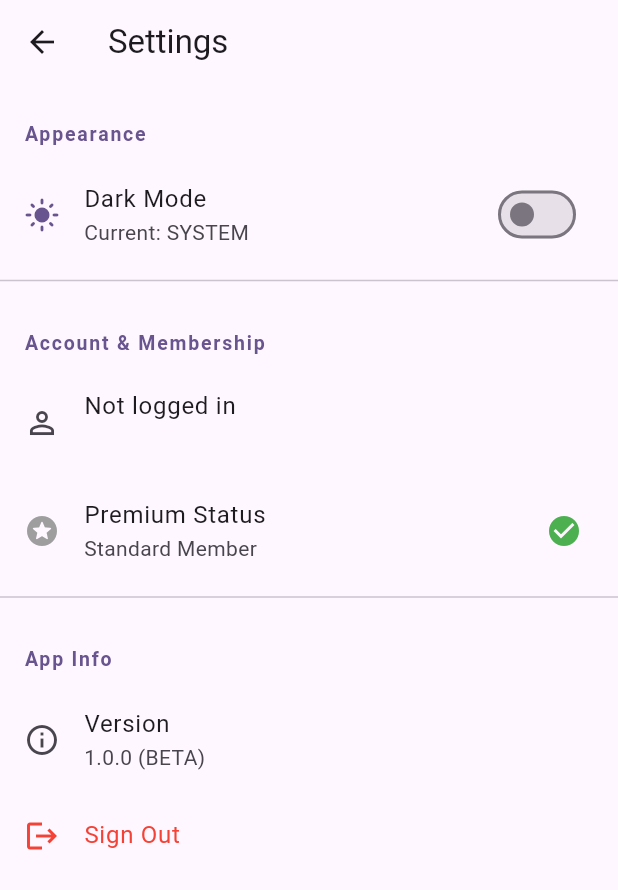
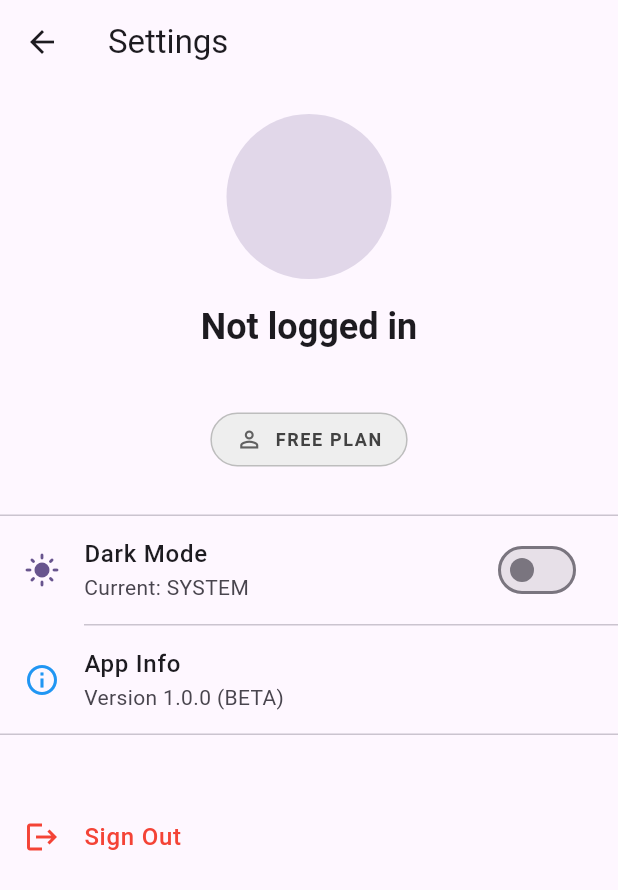
Before and after one commit to ted-devs/decentralized-library, a Flutter app: the SettingsScreen screen opened directly, on a phone screen of 412 x 824 dp. Shown: the top 890 px of the screen. Run offline on Flutter 3.47's test engine with Material 3 defaults, Android fonts, the phone set to English and light mode, and no system bars; our stand-ins replace cached_network_image, cloud_firestore, firebase_auth, firebase_core, flutter_riverpod, flutter_slidable and 4 more; accounts and stored records are empty; generated files the repository leaves out were written again.

Commit message:
fix: settings page update.

```diff
--- a/lib/src/features/settings/presentation/settings_screen.dart
+++ b/lib/src/features/settings/presentation/settings_screen.dart
@@ -13,53 +13,125 @@ class SettingsScreen extends ConsumerWidget {
     final theme = Theme.of(context);
 
     return Scaffold(
-      appBar: AppBar(title: const Text('Settings')),
-      body: ListView(
+      appBar: AppBar(
+        title: const Text('Settings'),
+        elevation: 0,
+        backgroundColor: Colors.transparent,
+      ),
+      body: SingleChildScrollView(
+        child: Column(
           children: [
-          const _SectionHeader(title: 'Appearance'),
-          ListTile(
+            const SizedBox(height: 20),
+            // Centered Profile Header
+            Center(
+              child: Column(
+                children: [
+                  CircleAvatar(
+                    radius: 55,
+                    backgroundColor: theme.colorScheme.primary.withAlpha(50),
+                    backgroundImage: appUser?.photoUrl.isNotEmpty == true
+                        ? NetworkImage(appUser!.photoUrl)
+                        : null,
+                    child: appUser?.photoUrl.isEmpty == true
+                        ? Icon(Icons.person, size: 55, color: theme.colorScheme.primary)
+                        : null,
+                  ),
+                  const SizedBox(height: 16),
+                  Text(
+                    appUser?.displayName ?? 'Not logged in',
+                    style: theme.textTheme.headlineSmall?.copyWith(fontWeight: FontWeight.bold),
+                  ),
+                  const SizedBox(height: 4),
+                  Text(
+                    appUser?.email ?? '',
+                    style: theme.textTheme.bodyMedium?.copyWith(color: Colors.grey[600]),
+                  ),
+                  if (appUser?.city.isNotEmpty == true) ...[
+                    const SizedBox(height: 4),
+                    Text(
+                      '${appUser!.city}, ${appUser.country}',
+                      style: theme.textTheme.bodySmall?.copyWith(
+                        color: theme.colorScheme.primary.withAlpha(180),
+                        letterSpacing: 0.5,
+                      ),
+                    ),
+                  ],
+                  const SizedBox(height: 16),
+                  // Membership Badge
+                  GestureDetector(
+                    onTap: () {
+                      if (appUser?.isPro == true) {
+                        _showCancelProDialog(context, ref);
+                      } else {
+                        _showGoProDialog(context, ref);
+                      }
+                    },
+                    child: Container(
+                      padding: const EdgeInsets.symmetric(horizontal: 16, vertical: 8),
+                      decoration: BoxDecoration(
+                        color: appUser?.isPro == true ? Colors.amber[100] : Colors.grey[200],
+                        borderRadius: BorderRadius.circular(20),
+                        border: Border.all(
+                          color: appUser?.isPro == true ? Colors.amber[700]! : Colors.grey[400]!,
+                          width: 1,
+                        ),
+                      ),
+                      child: Row(
+                        mainAxisSize: MainAxisSize.min,
+                        children: [
+                          Icon(
+                            appUser?.isPro == true ? Icons.stars_rounded : Icons.person_outline,
+                            size: 18,
+                            color: appUser?.isPro == true ? Colors.amber[800] : Colors.grey[700],
+                          ),
+                          const SizedBox(width: 8),
+                          Text(
+                            appUser?.isPro == true ? 'PRO MEMBER' : 'FREE PLAN',
+                            style: TextStyle(
+                              color: appUser?.isPro == true ? Colors.amber[900] : Colors.grey[800],
+                              fontWeight: FontWeight.bold,
+                              fontSize: 12,
+                              letterSpacing: 1.1,
+                            ),
+                          ),
+                        ],
+                      ),
+                    ),
+                  ),
+                ],
+              ),
+            ),
+            const SizedBox(height: 32),
+            const Divider(height: 1),
+
+            // Sub-Settings
+            _SettingsTile(
               leading: Icon(
                 themeMode == ThemeMode.dark ? Icons.dark_mode : Icons.light_mode,
                 color: theme.colorScheme.primary,
               ),
-            title: const Text('Dark Mode'),
-            subtitle: Text('Current: ${themeMode.name.toUpperCase()}'),
+              title: 'Dark Mode',
+              subtitle: 'Current: ${themeMode.name.toUpperCase()}',
               trailing: Switch(
                 value: themeMode == ThemeMode.dark,
                 onChanged: (_) => ref.read(themeModeProvider.notifier).toggleTheme(),
               ),
             ),
-          const Divider(),
-          const _SectionHeader(title: 'Account & Membership'),
-          ListTile(
-            leading: const Icon(Icons.person_outline),
-            title: Text(appUser?.displayName ?? 'Not logged in'),
-            subtitle: Text(appUser?.email ?? ''),
+            const Divider(height: 1, indent: 56),
+            _SettingsTile(
+              leading: const Icon(Icons.info_outline, color: Colors.blue),
+              title: 'App Info',
+              subtitle: 'Version 1.0.0 (BETA)',
+              onTap: () {}, // Show app info details or license
             ),
-          ListTile(
-            leading: Icon(
-              Icons.stars_rounded,
-              color: appUser?.isPro == true ? Colors.amber : Colors.grey,
-            ),
-            title: const Text('Premium Status'),
-            subtitle: Text(appUser?.isPro == true ? 'Pro Member' : 'Standard Member'),
-            trailing: appUser?.isPro == false
-                ? ElevatedButton(
-                    onPressed: () => _showGoProDialog(context, ref),
-                    child: const Text('Go Pro'),
-                  )
-                : const Icon(Icons.check_circle, color: Colors.green),
-          ),
-          const Divider(),
-          const _SectionHeader(title: 'App Info'),
-          const ListTile(
-            leading: Icon(Icons.info_outline),
-            title: Text('Version'),
-            subtitle: Text('1.0.0 (BETA)'),
-          ),
-          ListTile(
+            const Divider(height: 1),
+            const SizedBox(height: 40),
+
+            // Sign Out Option at the Bottom
+            _SettingsTile(
               leading: const Icon(Icons.logout, color: Colors.red),
-            title: const Text('Sign Out', style: TextStyle(color: Colors.red)),
+              title: 'Sign Out',
+              titleColor: Colors.red,
               onTap: () async {
                 final confirm = await showDialog<bool>(
                   context: context,
@@ -78,7 +150,9 @@ class SettingsScreen extends ConsumerWidget {
                 }
               },
             ),
+            const SizedBox(height: 40),
           ],
+        ),
       ),
     );
   }
@@ -103,7 +177,7 @@ class SettingsScreen extends ConsumerWidget {
           TextButton(onPressed: () => Navigator.pop(context), child: const Text('Later')),
           ElevatedButton(
             onPressed: () {
-              _mockUpgrade(ref);
+              _mockUpdatePro(ref, true);
               Navigator.pop(context);
             },
             child: const Text('Upgrade (Mock)'),
@@ -113,33 +187,62 @@ class SettingsScreen extends ConsumerWidget {
     );
   }
 
-  Future<void> _mockUpgrade(WidgetRef ref) async {
+  void _showCancelProDialog(BuildContext context, WidgetRef ref) {
+    showDialog(
+      context: context,
+      builder: (context) => AlertDialog(
+        title: const Text('Cancel Pro?'),
+        content: const Text('Are you sure you want to downgrade? You will lose access to premium features like increased borrowing limits.'),
+        actions: [
+          TextButton(onPressed: () => Navigator.pop(context), child: const Text('Keep Pro')),
+          TextButton(
+            onPressed: () {
+              _mockUpdatePro(ref, false);
+              Navigator.pop(context);
+            },
+            child: const Text('Cancel Subscription', style: TextStyle(color: Colors.red)),
+          ),
+        ],
+      ),
+    );
+  }
+
+  Future<void> _mockUpdatePro(WidgetRef ref, bool isPro) async {
     final user = ref.read(appUserProvider).value;
     if (user == null) return;
-    await ref.read(firestoreProvider).collection('users').doc(user.uid).update({'isPro': true});
+    await ref.read(firestoreProvider).collection('users').doc(user.uid).update({'isPro': isPro});
   }
 }
 
-class _SectionHeader extends StatelessWidget {
+class _SettingsTile extends StatelessWidget {
+  final Widget leading;
   final String title;
-  const _SectionHeader({required this.title});
+  final String? subtitle;
+  final Widget? trailing;
+  final VoidCallback? onTap;
+  final Color? titleColor;
+
+  const _SettingsTile({
+    required this.leading,
+    required this.title,
+    this.subtitle,
+    this.trailing,
+    this.onTap,
+    this.titleColor,
+  });
 
   @override
   Widget build(BuildContext context) {
-    return Padding(
-      padding: const EdgeInsets.fromLTRB(16, 24, 16, 8),
-      child: Text(
-        title,
-        style: TextStyle(
-          color: Theme.of(context).colorScheme.primary,
-          fontWeight: FontWeight.bold,
-          fontSize: 13,
-          letterSpacing: 1.2,
-        ),
-      ),
+    return ListTile(
+      leading: leading,
+      title: Text(title, style: TextStyle(color: titleColor, fontWeight: FontWeight.w500)),
+      subtitle: subtitle != null ? Text(subtitle!) : null,
+      trailing: trailing,
+      onTap: onTap,
     );
   }
 }
+
 
 class _ProFeature extends StatelessWidget {
   final String text;
```
Lines whose indentation alone changed are shown as unchanged.
